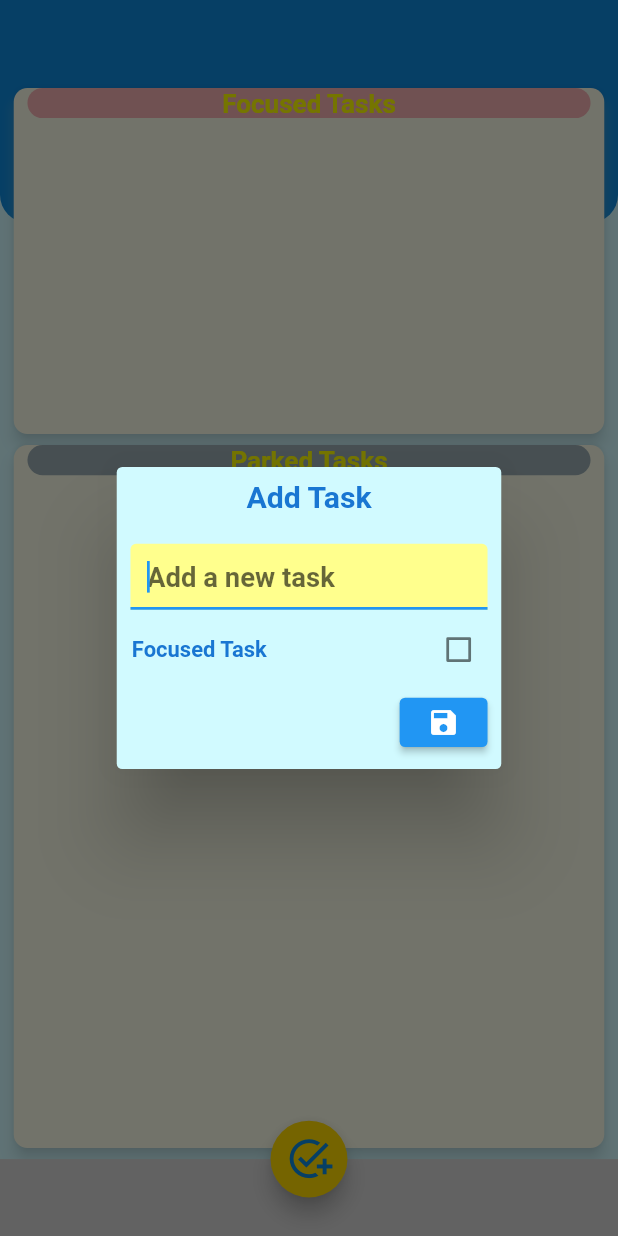
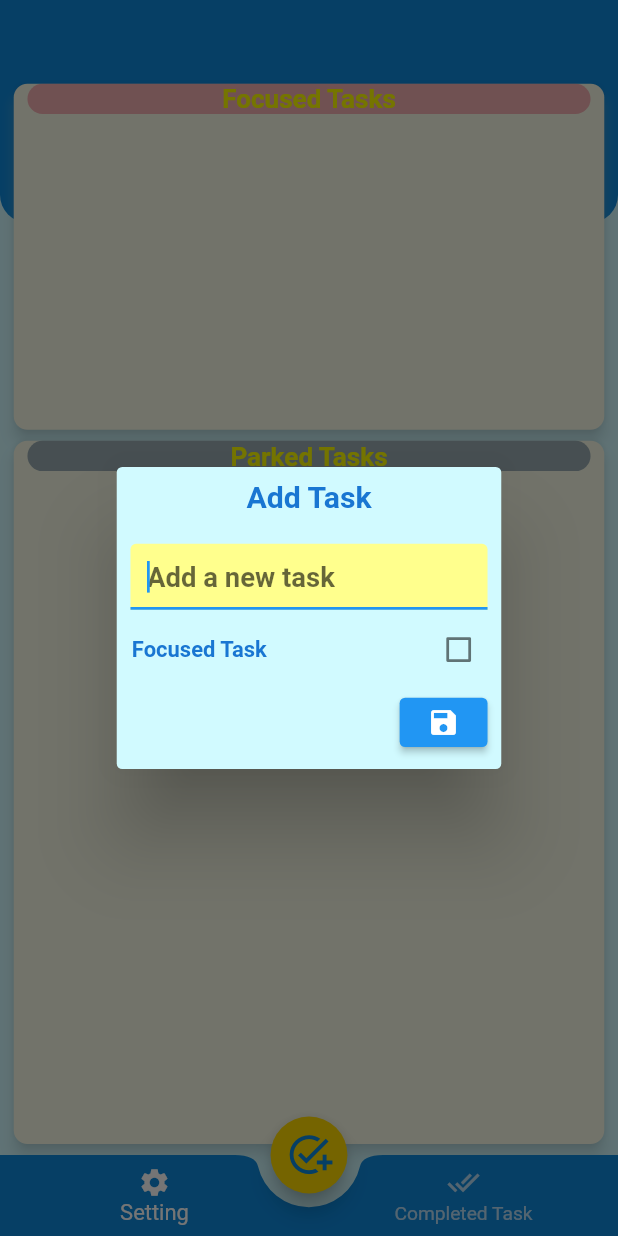
Before and after one commit to Havok1327/focused_taskz, a Flutter app: the screen it shows after launch, after a tap on the "add task" icon, on a phone screen of 412 x 824 dp. Run offline on Flutter 3.47's test engine with Material 2 defaults, Android fonts, the phone set to English and light mode, and no system bars; drawn by our look-alikes of percent_indicator; our stand-ins replace animated_splash_screen, hive, hive_flutter, responsive_framework; accounts and stored records are empty.

Commit message:
Day 4 all major systems seem to be working.

```diff
--- a/lib/provider/task_provider.dart
+++ b/lib/provider/task_provider.dart
@@ -1,6 +1,7 @@
 import 'package:flutter/material.dart';
 import 'package:flutter/cupertino.dart';
 import 'package:hive/hive.dart';
+import 'package:intl/intl.dart';
 import '../models/task.dart';
 
 class TaskProvider extends ChangeNotifier {
@@ -9,6 +10,7 @@ class TaskProvider extends ChangeNotifier {
   List<Task> _taskList = [];
   List<Task> _sortedTasksByDate = [];
   String stringOfSelectedDate = '';
+  DateTime objectOfSelectedDate = DateTime.now();
 
   void getAllTasks() async {
     var box = await Hive.openBox<Task>(boxName);
@@ -50,6 +52,7 @@ void removeSingleTask(
     _sortedTasksByDate = box.values.
       where((task) => task.deadlineDate == stringOfSelectedDate).toList();
     _taskList = box.values.toList();
+    notifyListeners();
 }
 
 void addNewTask (
@@ -114,5 +117,41 @@ void addNewTask (
 
   }
 
+  void sortTaskByDate(DateTime date) async {
+    objectOfSelectedDate = date;
+    stringOfSelectedDate = DateFormat('MM-dd-yyyy').format(date);
+    var box = await Hive.openBox<Task>(boxName);
+    _sortedTasksByDate = box.values.toList();
+      //.where((task) => task.deadlineDate == stringOfSelectedDate).toList();
+    _taskList = box.values.toList();
+
+    notifyListeners();
+  }
+
+  List<Task> get getCompletedTaskList {
+    List<Task> completedTasks = _taskList.where((task) => task.isFinished ==
+      true).toList();
+    return [...completedTasks];
+}
+
+void deleteAllCompletedTasks() async {
+    var box =  await Hive.openBox<Task>(boxName);
+    _taskList = box.values.toList();
+    List<Task> toDeleteTasks =
+        box.values.where((task) => task.isFinished == true).toList();
+
+    for(Task task in toDeleteTasks) {
+      if (toDeleteTasks.isNotEmpty) {
+        await box.deleteAt(_taskList.indexOf(task));
+        _taskList = box.values.toList();
+      } else {
+        return;
+      }
+    }
+    _sortedTasksByDate = box.values
+      .where((task) => task.deadlineDate == stringOfSelectedDate).toList();
+    _taskList = box.values.toList();
+    notifyListeners();
+}
 
 }
--- a/lib/screens/main_screen.dart
+++ b/lib/screens/main_screen.dart
@@ -3,6 +3,7 @@ import 'package:provider/provider.dart';
 import '../constants/constants.dart';
 import '../provider/task_provider.dart';
 import 'package:intl/intl.dart';
+import '../widgets/bottom_navbar_widget.dart';
 import '../widgets/fab_widget.dart';
 import '../widgets/task_card_widget.dart';
 
@@ -24,6 +25,10 @@ class _MainScreenState extends State<MainScreen> {
   Widget build(BuildContext context) {
     var provider = Provider.of<TaskProvider>(context, listen: false);
     provider.getAllTasks();
+    //setState(() {
+      provider.sortTaskByDate(DateTime.now());
+    //});
+    //provider.sortTaskByDate(DateTime.now());
     return Scaffold(
       resizeToAvoidBottomInset: false,
       floatingActionButtonLocation: FloatingActionButtonLocation.centerDocked,
--- a/lib/widgets/bottom_navbar_widget.dart
+++ b/lib/widgets/bottom_navbar_widget.dart
@@ -0,0 +1,60 @@
+import 'package:flutter/cupertino.dart';
+import 'package:flutter/material.dart';
+import '../screens/completed_tasks_screen.dart';
+
+class BottomNavBar extends StatefulWidget {
+  const BottomNavBar({Key? key}) : super(key: key);
+
+  @override
+  State<BottomNavBar> createState() => _BottomNavBarState();
+}
+
+class _BottomNavBarState extends State<BottomNavBar> {
+  int navItemIndex = 0;
+
+  void changeScreen(int newIndex) {
+    if(newIndex == 1) {
+      Navigator.of(context).push(
+         CupertinoPageRoute(builder: (context) => const CompletedTasksScreen()),
+      );
+    } else {
+      // Navigator.of(context).push(
+      //   CupertinoPageRoute(builder: (context) => const AllTaskSScreen()),
+      //);
+    }
+  }
+
+  @override
+  Widget build(BuildContext context) {
+    return SafeArea(
+        child: BottomAppBar(
+          shape: const CircularNotchedRectangle(),
+          notchMargin: 10,
+          color: Theme.of(context).primaryColor,
+          elevation: 0,
+          child: BottomNavigationBar(
+            elevation: 0,
+            backgroundColor: Colors.transparent,
+            selectedItemColor: Colors.white,
+            unselectedItemColor: Colors.white70,
+            onTap: (index) => changeScreen(index),
+            iconSize: 24,
+            unselectedFontSize: 14,
+            selectedFontSize: 16,
+            items: const [
+              BottomNavigationBarItem(
+                  icon: Icon(Icons.settings),
+                  label: 'Setting',
+                  tooltip: 'View Settings',
+                  ),
+            BottomNavigationBarItem(
+                icon: Icon(Icons.done_all),
+                label: 'Completed Task',
+                tooltip: 'View all Completed Tasks',
+              ),
+            ],
+          ),
+        ),
+    );
+  }
+}
--- a/lib/widgets/dialog_widget.dart
+++ b/lib/widgets/dialog_widget.dart
@@ -117,8 +117,8 @@ class _DialogBoxState extends State<DialogBox> {
                     if (validate == false & newTask.isNotEmpty) {
                       if(widget.passedTask == null) {
                         final DateTime currentDate = DateTime.now();
-                        final String currentTime =
-                            DateFormat.jm().format(DateTime.now());
+                        // final String currentTime =
+                        //     DateFormat.jm().format(DateTime.now());
                         taskProvider.addNewTask(
                           creationDate: currentDate,
                           taskName: newTask,
```
Also changed, not shown: lib/constants/constants.dart (+10 -0 lines), lib/screens/completed_tasks_screen.dart (added, +118 -0 lines), lib/widgets/task_card_widget.dart (+24 -25 lines), lib/models/task.g.dart (added).
